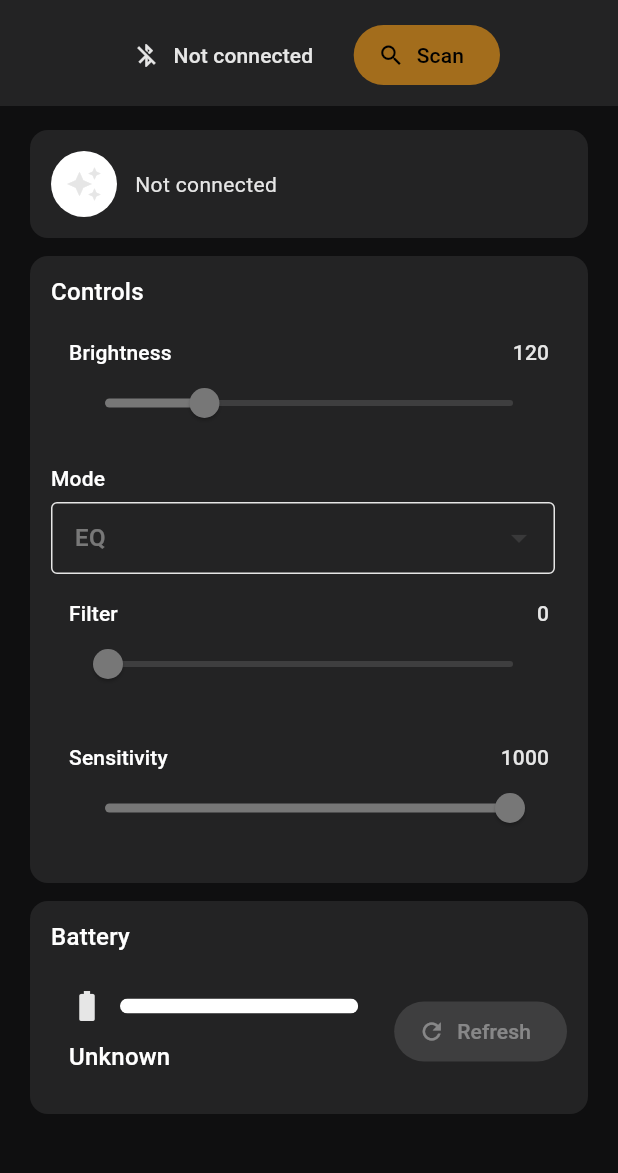
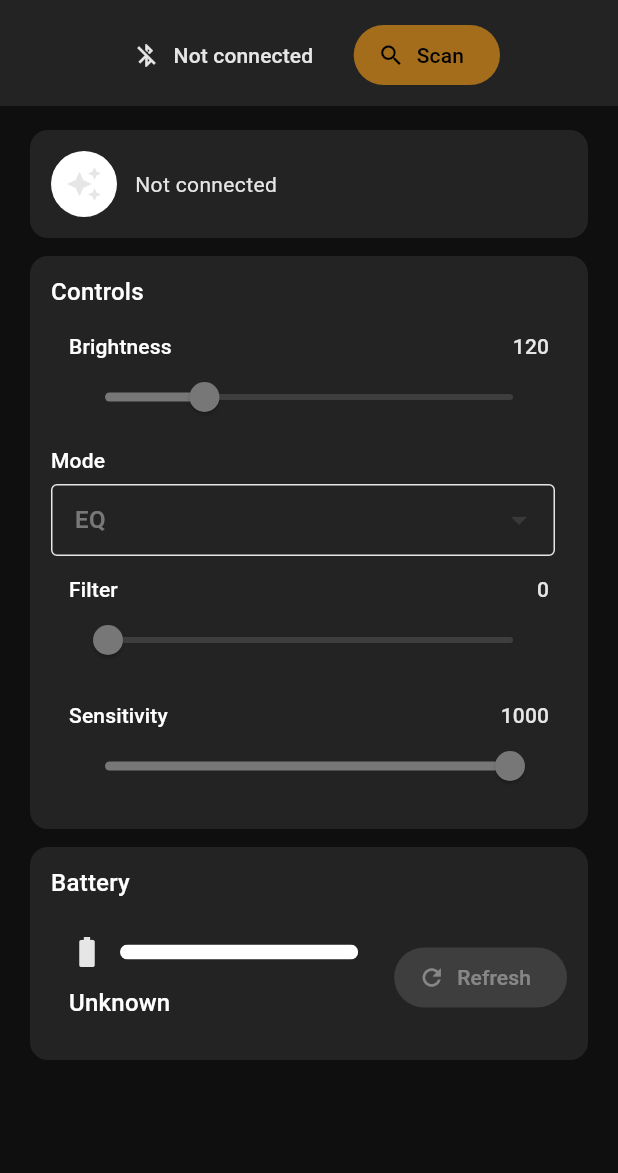
Before and after one commit to chbeeler/led_necklace_control, a Flutter app: the screen it shows after launch, on a phone screen of 412 x 824 dp, the part 62-1235 px from its top. Run offline on Flutter 3.47's test engine with Material 3 defaults, Android fonts, the phone set to English and light mode, and no system bars; missing offline and left inert: universal_ble.

Commit message:
Adjusts LabeledSlider padding

```diff
--- a/lib/main.dart
+++ b/lib/main.dart
@@ -1039,7 +1039,7 @@ class _LabeledSlider extends StatelessWidget {
   Widget build(BuildContext context) {
     final cs = Theme.of(context).colorScheme;
     return Container(
-      padding: const EdgeInsets.all(12),
+      padding: const EdgeInsets.fromLTRB(12,8,12,4),
       decoration: BoxDecoration(color: cs.surfaceContainerHighest, borderRadius: BorderRadius.circular(12)),
       child: Column(
         crossAxisAlignment: CrossAxisAlignment.start,
```
